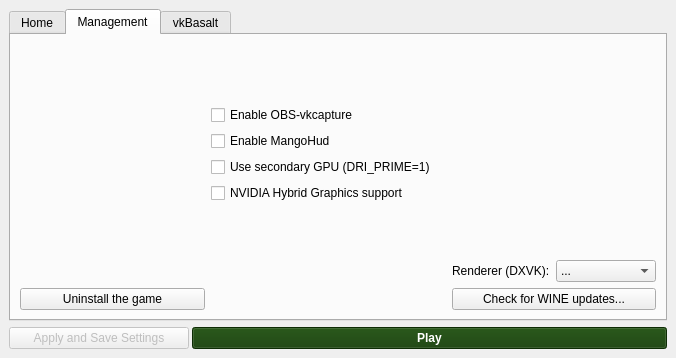
Before: the Qt Designer form src/installer.ui in polkaulfield/lol-for-linux-installer, drawn with Qt 5.
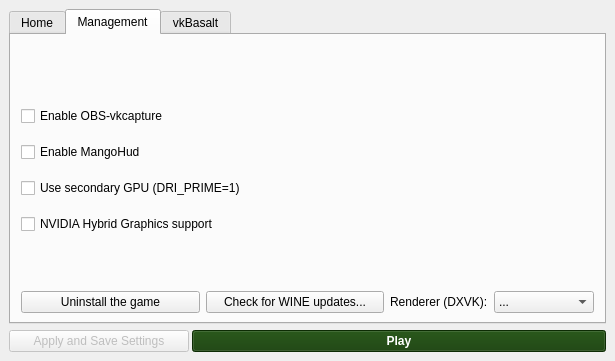
After: the same form once the commit is applied. The open tabs and pages were chosen to show the change. Icons and pictures are not drawn.

Commit message: Make the UI follow a pattern

The edit to the form file:
```diff
--- a/src/installer.ui
+++ b/src/installer.ui
@@ -9,12 +9,12 @@
    <rect>
     <x>0</x>
     <y>0</y>
-    <width>676</width>
-    <height>358</height>
+    <width>615</width>
+    <height>361</height>
    </rect>
   </property>
   <property name="sizePolicy">
-   <sizepolicy hsizetype="Expanding" vsizetype="Expanding">
+   <sizepolicy hsizetype="Preferred" vsizetype="Preferred">
     <horstretch>0</horstretch>
     <verstretch>0</verstretch>
    </sizepolicy>
@@ -522,18 +522,52 @@
                  <string>Management</string>
                 </attribute>
                 <layout class="QGridLayout" name="gridLayout_3">
-                 <item row="5" column="1">
-                  <spacer name="verticalSpacer_2">
-                   <property name="orientation">
-                    <enum>Qt::Vertical</enum>
-                   </property>
-                   <property name="sizeHint" stdset="0">
-                    <size>
-                     <width>20</width>
-                     <height>40</height>
-                    </size>
-                   </property>
-                  </spacer>
+                 <item row="7" column="1">
+                  <layout class="QHBoxLayout" name="horizontalLayout_7">
+                   <item>
+                    <widget class="QPushButton" name="uninstallLeaguebutton">
+                     <property name="sizePolicy">
+                      <sizepolicy hsizetype="MinimumExpanding" vsizetype="Preferred">
+                       <horstretch>0</horstretch>
+                       <verstretch>0</verstretch>
+                      </sizepolicy>
+                     </property>
+                     <property name="toolTip">
+                      <string>&lt;html&gt;&lt;head/&gt;&lt;body&gt;&lt;p&gt;This removes the game completely.&lt;/p&gt;&lt;p&gt;&lt;br/&gt;&lt;/p&gt;&lt;p&gt;WARNING:&lt;/p&gt;&lt;p&gt;No window asking for confirmation will appear&lt;/p&gt;&lt;/body&gt;&lt;/html&gt;</string>
+                     </property>
+                     <property name="autoFillBackground">
+                      <bool>false</bool>
+                     </property>
+                     <property name="text">
+                      <string>Uninstall the game</string>
+                     </property>
+                     <property name="icon">
+                      <iconset theme="edit-delete">
+                       <normaloff>.</normaloff>.</iconset>
+                     </property>
+                     <property name="checkable">
+                      <bool>false</bool>
+                     </property>
+                    </widget>
+                   </item>
+                   <item>
+                    <widget class="QPushButton" name="checkWineupdates">
+                     <property name="sizePolicy">
+                      <sizepolicy hsizetype="MinimumExpanding" vsizetype="Preferred">
+                       <horstretch>0</horstretch>
+                       <verstretch>0</verstretch>
+                      </sizepolicy>
+                     </property>
+                     <property name="text">
+                      <string>Check for WINE updates...</string>
+                     </property>
+                     <property name="icon">
+                      <iconset theme="view-refresh">
+                       <normaloff>.</normaloff>.</iconset>
+                     </property>
+                    </widget>
+                   </item>
+                  </layout>
                  </item>
                  <item row="7" column="3">
                   <widget class="QComboBox" name="rendererCombobox">
@@ -571,8 +605,8 @@
                    </item>
                   </widget>
                  </item>
-                 <item row="4" column="0">
-                  <spacer name="horizontalSpacer_9">
+                 <item row="7" column="0">
+                  <spacer name="horizontalSpacer_20">
                    <property name="orientation">
                     <enum>Qt::Horizontal</enum>
                    </property>
@@ -581,42 +615,12 @@
                    </property>
                    <property name="sizeHint" stdset="0">
                     <size>
-                     <width>0</width>
-                     <height>0</height>
+                     <width>1</width>
+                     <height>20</height>
                     </size>
                    </property>
                   </spacer>
                  </item>
-                 <item row="0" column="1">
-                  <spacer name="verticalSpacer_4">
-                   <property name="orientation">
-                    <enum>Qt::Vertical</enum>
-                   </property>
-                   <property name="sizeHint" stdset="0">
-                    <size>
-                     <width>20</width>
-                     <height>40</height>
-                    </size>
-                   </property>
-                  </spacer>
-                 </item>
-                 <item row="9" column="2" colspan="2">
-                  <widget class="QPushButton" name="checkWineupdates">
-                   <property name="sizePolicy">
-                    <sizepolicy hsizetype="MinimumExpanding" vsizetype="Fixed">
-                     <horstretch>0</horstretch>
-                     <verstretch>0</verstretch>
-                    </sizepolicy>
-                   </property>
-                   <property name="text">
-                    <string>Check for WINE updates...</string>
-                   </property>
-                   <property name="icon">
-                    <iconset theme="view-refresh">
-                     <normaloff>.</normaloff>.</iconset>
-                   </property>
-                  </widget>
-                 </item>
                  <item row="7" column="2">
                   <widget class="QLabel" name="labelrenderer">
                    <property name="sizePolicy">
@@ -630,33 +634,23 @@
                    </property>
                   </widget>
                  </item>
-                 <item row="9" column="0">
-                  <widget class="QPushButton" name="uninstallLeaguebutton">
-                   <property name="sizePolicy">
-                    <sizepolicy hsizetype="MinimumExpanding" vsizetype="Fixed">
-                     <horstretch>0</horstretch>
-                     <verstretch>0</verstretch>
-                    </sizepolicy>
+                 <item row="7" column="4">
+                  <spacer name="horizontalSpacer_21">
+                   <property name="orientation">
+                    <enum>Qt::Horizontal</enum>
                    </property>
-                   <property name="toolTip">
-                    <string>&lt;html&gt;&lt;head/&gt;&lt;body&gt;&lt;p&gt;This removes the game completely.&lt;/p&gt;&lt;p&gt;&lt;br/&gt;&lt;/p&gt;&lt;p&gt;WARNING:&lt;/p&gt;&lt;p&gt;No window asking for confirmation will appear&lt;/p&gt;&lt;/body&gt;&lt;/html&gt;</string>
+                   <property name="sizeType">
+                    <enum>QSizePolicy::Minimum</enum>
                    </property>
-                   <property name="autoFillBackground">
-                    <bool>false</bool>
+                   <property name="sizeHint" stdset="0">
+                    <size>
+                     <width>1</width>
+                     <height>20</height>
+                    </size>
                    </property>
-                   <property name="text">
-                    <string>Uninstall the game</string>
-                   </property>
-                   <property name="icon">
-                    <iconset theme="edit-delete">
-                     <normaloff>.</normaloff>.</iconset>
-                   </property>
-                   <property name="checkable">
-                    <bool>false</bool>
-                   </property>
-                  </widget>
+                  </spacer>
                  </item>
-                 <item row="4" column="1">
+                 <item row="1" column="1">
                   <layout class="QVBoxLayout" name="verticalLayout_9">
                    <property name="topMargin">
                     <number>10</number>
@@ -693,6 +687,22 @@
                      </property>
                     </widget>
                    </item>
+                   <item>
+                    <spacer name="verticalSpacer_17">
+                     <property name="orientation">
+                      <enum>Qt::Vertical</enum>
+                     </property>
+                     <property name="sizeType">
+                      <enum>QSizePolicy::Fixed</enum>
+                     </property>
+                     <property name="sizeHint" stdset="0">
+                      <size>
+                       <width>20</width>
+                       <height>10</height>
+                      </size>
+                     </property>
+                    </spacer>
+                   </item>
                    <item>
                     <widget class="QCheckBox" name="Usemangohud">
                      <property name="enabled">
@@ -722,6 +732,22 @@
                      </property>
                     </widget>
                    </item>
+                   <item>
+                    <spacer name="verticalSpacer_18">
+                     <property name="orientation">
+                      <enum>Qt::Vertical</enum>
+                     </property>
+                     <property name="sizeType">
+                      <enum>QSizePolicy::Fixed</enum>
+                     </property>
+                     <property name="sizeHint" stdset="0">
+                      <size>
+                       <width>20</width>
+                       <height>10</height>
+                      </size>
+                     </property>
+                    </spacer>
+                   </item>
                    <item>
                     <widget class="QCheckBox" name="Usedriprime">
                      <property name="enabled">
@@ -748,6 +774,22 @@
                      </property>
                     </widget>
                    </item>
+                   <item>
+                    <spacer name="verticalSpacer_19">
+                     <property name="orientation">
+                      <enum>Qt::Vertical</enum>
+                     </property>
+                     <property name="sizeType">
+                      <enum>QSizePolicy::Fixed</enum>
+                     </property>
+                     <property name="sizeHint" stdset="0">
+                      <size>
+                       <width>20</width>
+                       <height>10</height>
+                      </size>
+                     </property>
+                    </spacer>
+                   </item>
                    <item>
                     <widget class="QCheckBox" name="Usenvidiahybrid">
                      <property name="enabled">
@@ -779,18 +821,28 @@
                    </item>
                   </layout>
                  </item>
-                 <item row="4" column="3">
-                  <spacer name="horizontalSpacer_10">
+                 <item row="2" column="1">
+                  <spacer name="verticalSpacer_2">
                    <property name="orientation">
-                    <enum>Qt::Horizontal</enum>
+                    <enum>Qt::Vertical</enum>
                    </property>
-                   <property name="sizeType">
-                    <enum>QSizePolicy::Minimum</enum>
+                   <property name="sizeHint" stdset="0">
+                    <size>
+                     <width>20</width>
+                     <height>40</height>
+                    </size>
                    </property>
+                  </spacer>
+                 </item>
+                 <item row="0" column="1">
+                  <spacer name="verticalSpacer_4">
+                   <property name="orientation">
+                    <enum>Qt::Vertical</enum>
+                   </property>
                    <property name="sizeHint" stdset="0">
                     <size>
-                     <width>40</width>
-                     <height>20</height>
+                     <width>20</width>
+                     <height>40</height>
                     </size>
                    </property>
                   </spacer>
```
Left out of the diff: 375 changed lines with no effect on the pictures.
